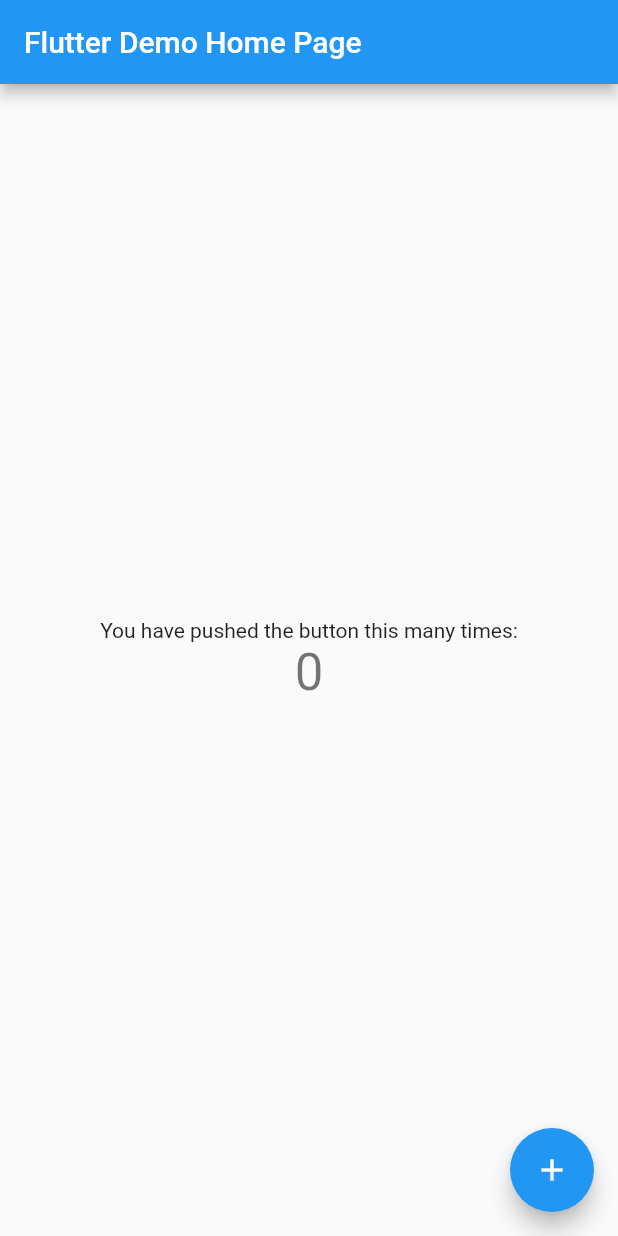
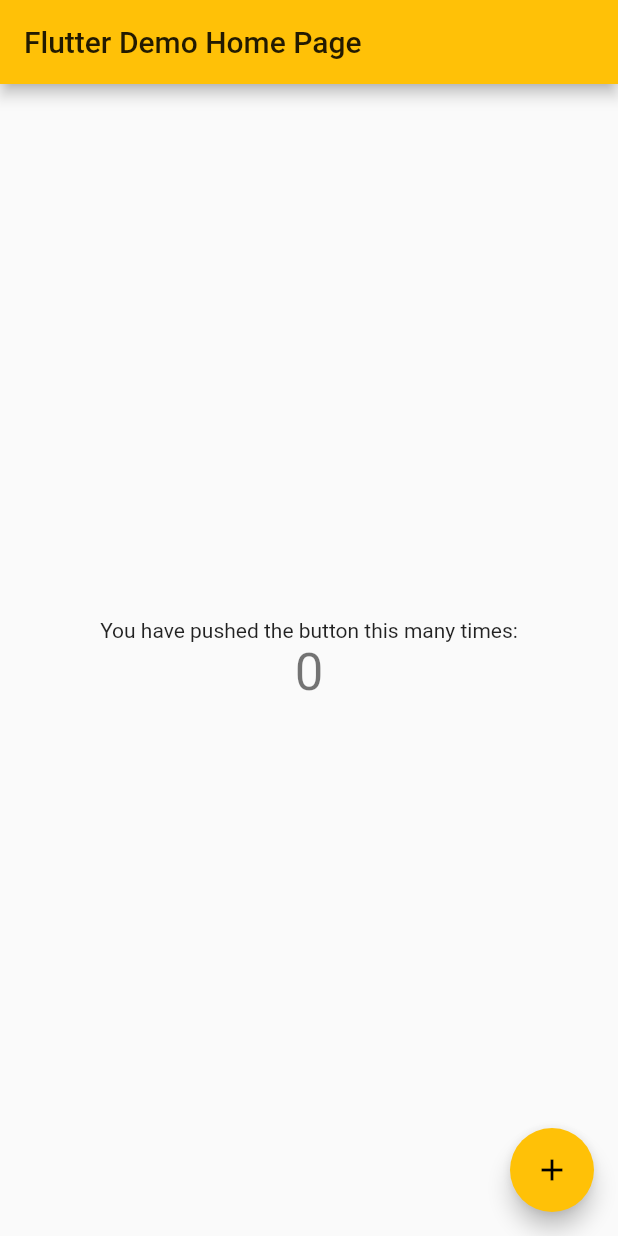
Before and after one commit to guischpor/mobx_tutorial, a Flutter app: the screen it shows after launch, on a phone screen of 412 x 824 dp. Run offline on Flutter 3.47's test engine with Material 2 defaults, Android fonts, the phone set to English and light mode, and no system bars.

Commit message:
up padrao

```diff
--- a/lib/main.dart
+++ b/lib/main.dart
@@ -5,43 +5,22 @@ void main() {
 }
 
 class MyApp extends StatelessWidget {
-  // This widget is the root of your application.
   @override
   Widget build(BuildContext context) {
     return MaterialApp(
-      title: 'Flutter Demo',
+      title: 'Mobx Tutorial',
       theme: ThemeData(
-        // This is the theme of your application.
-        //
-        // Try running your application with "flutter run". You'll see the
-        // application has a blue toolbar. Then, without quitting the app, try
-        // changing the primarySwatch below to Colors.green and then invoke
-        // "hot reload" (press "r" in the console where you ran "flutter run",
-        // or simply save your changes to "hot reload" in a Flutter IDE).
-        // Notice that the counter didn't reset back to zero; the application
-        // is not restarted.
-        primarySwatch: Colors.blue,
-        // This makes the visual density adapt to the platform that you run
-        // the app on. For desktop platforms, the controls will be smaller and
-        // closer together (more dense) than on mobile platforms.
+        primarySwatch: Colors.amber,
         visualDensity: VisualDensity.adaptivePlatformDensity,
       ),
       home: MyHomePage(title: 'Flutter Demo Home Page'),
+      debugShowCheckedModeBanner: false,
     );
   }
 }
 
 class MyHomePage extends StatefulWidget {
   MyHomePage({Key key, this.title}) : super(key: key);
-
-  // This widget is the home page of your application. It is stateful, meaning
-  // that it has a State object (defined below) that contains fields that affect
-  // how it looks.
-
-  // This class is the configuration for the state. It holds the values (in this
-  // case the title) provided by the parent (in this case the App widget) and
-  // used by the build method of the State. Fields in a Widget subclass are
-  // always marked "final".
 
   final String title;
 
@@ -54,47 +33,18 @@ class _MyHomePageState extends State<MyHomePage> {
 
   void _incrementCounter() {
     setState(() {
-      // This call to setState tells the Flutter framework that something has
-      // changed in this State, which causes it to rerun the build method below
-      // so that the display can reflect the updated values. If we changed
-      // _counter without calling setState(), then the build method would not be
-      // called again, and so nothing would appear to happen.
       _counter++;
     });
   }
 
   @override
   Widget build(BuildContext context) {
-    // This method is rerun every time setState is called, for instance as done
-    // by the _incrementCounter method above.
-    //
-    // The Flutter framework has been optimized to make rerunning build methods
-    // fast, so that you can just rebuild anything that needs updating rather
-    // than having to individually change instances of widgets.
     return Scaffold(
       appBar: AppBar(
-        // Here we take the value from the MyHomePage object that was created by
-        // the App.build method, and use it to set our appbar title.
         title: Text(widget.title),
       ),
       body: Center(
-        // Center is a layout widget. It takes a single child and positions it
-        // in the middle of the parent.
         child: Column(
-          // Column is also a layout widget. It takes a list of children and
-          // arranges them vertically. By default, it sizes itself to fit its
-          // children horizontally, and tries to be as tall as its parent.
-          //
-          // Invoke "debug painting" (press "p" in the console, choose the
-          // "Toggle Debug Paint" action from the Flutter Inspector in Android
-          // Studio, or the "Toggle Debug Paint" command in Visual Studio Code)
-          // to see the wireframe for each widget.
-          //
-          // Column has various properties to control how it sizes itself and
-          // how it positions its children. Here we use mainAxisAlignment to
-          // center the children vertically; the main axis here is the vertical
-          // axis because Columns are vertical (the cross axis would be
-          // horizontal).
           mainAxisAlignment: MainAxisAlignment.center,
           children: <Widget>[
             Text(
@@ -111,7 +61,7 @@ class _MyHomePageState extends State<MyHomePage> {
         onPressed: _incrementCounter,
         tooltip: 'Increment',
         child: Icon(Icons.add),
-      ), // This trailing comma makes auto-formatting nicer for build methods.
+      ),
     );
   }
 }
```
Also changed, not shown: 1 other file.
